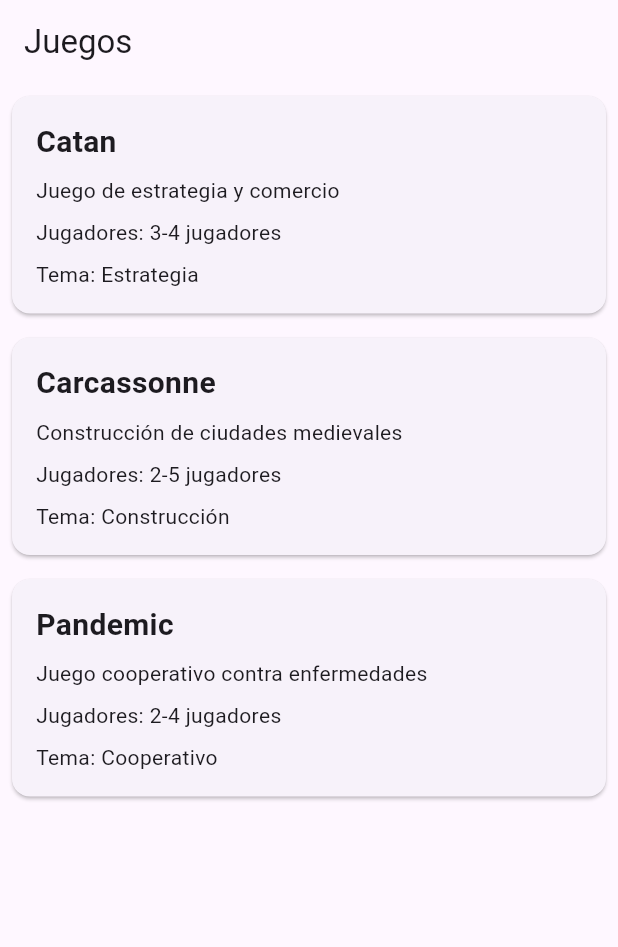
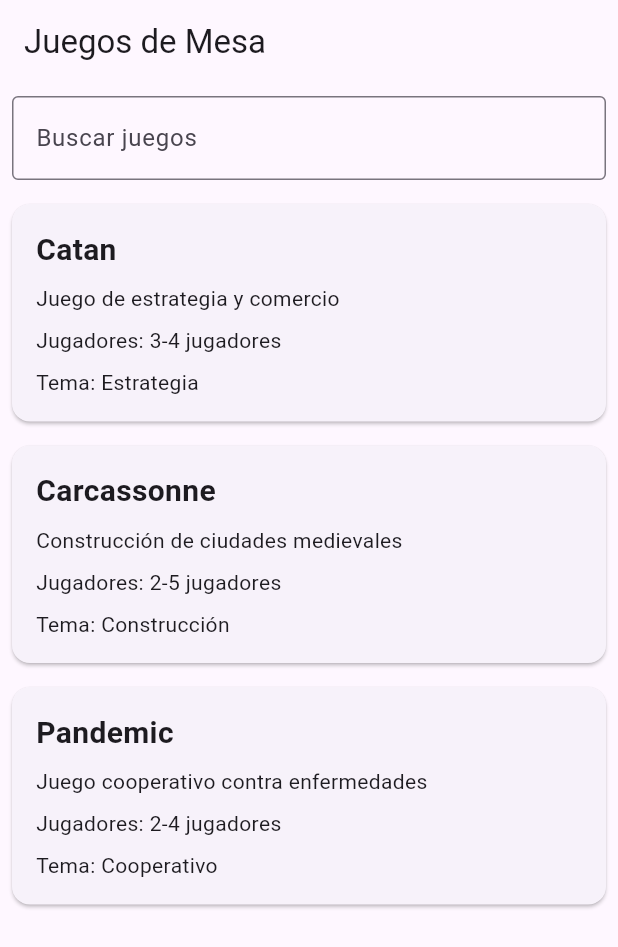
Before and after one commit to AaronPitarch/board_games_manager, a Flutter app: the GameListScreen screen opened by its route, on a phone screen of 412 x 824 dp. Shown: the top 947 px of the screen. Run offline on Flutter 3.47's test engine with Material 3 defaults, Android fonts, the light colour scheme and no system bars; our stand-ins replace go_router.

Commit message:
agregar buscador

```diff
--- a/lib/presentation/screens/game_list_screen.dart
+++ b/lib/presentation/screens/game_list_screen.dart
@@ -1,10 +1,13 @@
 import 'package:flutter/material.dart';
 
-class GameListScreen extends StatelessWidget {
+class GameListScreen extends StatefulWidget {
   const GameListScreen({super.key});
 
   @override
-  Widget build(BuildContext context) {
+  GameListScreenState createState() => GameListScreenState();
+}
+
+class GameListScreenState extends State<GameListScreen> {
   final List<Map<String, String>> games = [
     {
       'title': 'Catan',
@@ -26,14 +29,53 @@
     },
   ];
 
+  //Lista de juegos filtrados
+  List<Map<String, String>> filteredGames = [];
+
+  @override
+  void initState() {
+    super.initState();
+    //Inicialmente, todos los juegos están en la lista filtrada
+    filteredGames = games;
+  }
+
+  void filterGames(String query) {
+    final filtered = games.where((game) {
+      final titleLower = game['title']!.toLowerCase();
+      final searchLower = query.toLowerCase();
+      return titleLower.contains(searchLower);
+    }).toList();
+
+    setState(() {
+      filteredGames = filtered;
+    });
+  }
+
+  @override
+  Widget build(BuildContext context) {
     return Scaffold(
       appBar: AppBar(
-        title: const Text('Juegos'),
+        title: const Text('Juegos de Mesa'),
       ),
-      body: ListView.builder(
-        itemCount: games.length,
+      body: Column(
+      children: [
+        Padding(
+          padding: const EdgeInsets.all(8.0),
+          child: TextField(
+            decoration: const InputDecoration(
+              labelText: 'Buscar juegos',
+              border: OutlineInputBorder(),
+            ),
+            onChanged: (query) {
+              filterGames(query); //Filtrar los juegos según la búsqueda
+            },
+          ),
+        ),
+        Expanded(
+          child: ListView.builder(
+            itemCount: filteredGames.length,
             itemBuilder: (context, index) {
-          final game = games[index];
+              final game = filteredGames[index];
               return Card(
                 margin: const EdgeInsets.all(8.0),
                 child: Padding(
@@ -45,7 +87,7 @@
                         game['title']!,
                         style: const TextStyle(
                           fontSize: 20,
-                      fontWeight: FontWeight.bold
+                          fontWeight: FontWeight.bold,
                         ),
                       ),
                       const SizedBox(height: 8),
@@ -60,6 +102,9 @@
               );
             },
           ),
+        ),
+      ],
+    ),
     );
   }
 }
```
Lines whose indentation alone changed are shown as unchanged.
